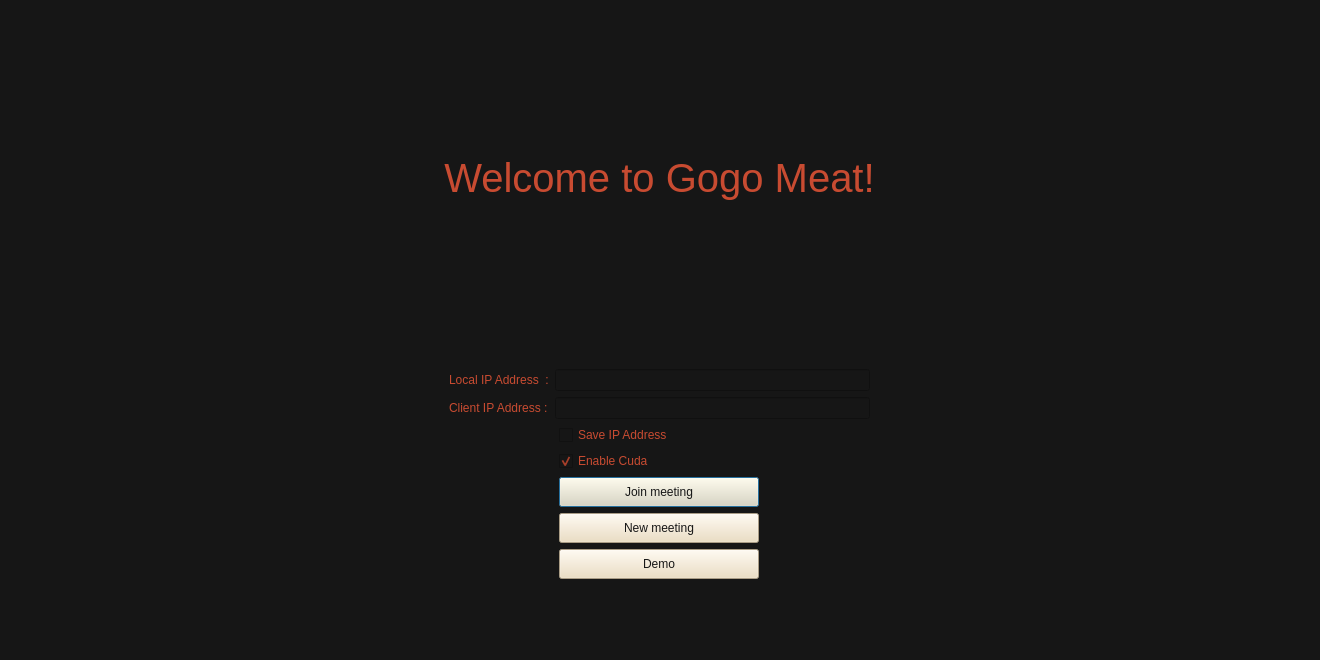
The window that user_interfaces/home.ui (hfzdnnzl/Final-Year-Project) describes before a commit, drawn with Qt 5.
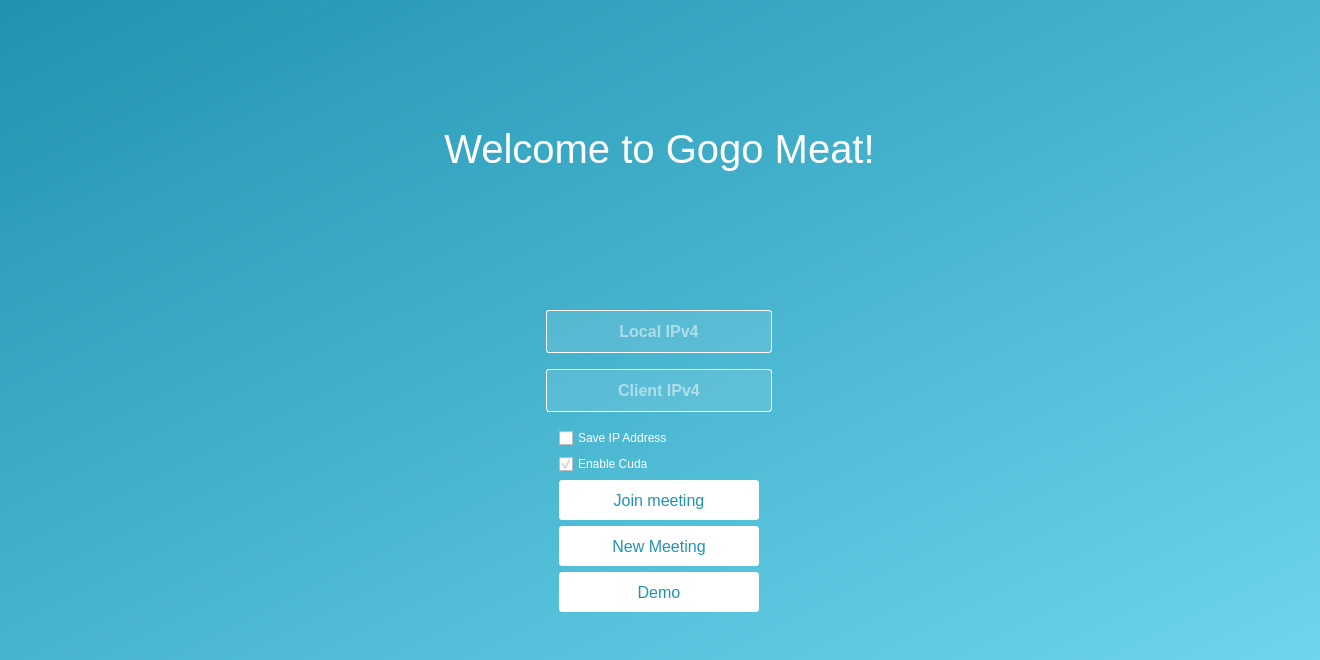
The same window after the commit.

What changed in the file:
```diff
--- a/user_interfaces/home.ui
+++ b/user_interfaces/home.ui
@@ -14,7 +14,38 @@
    <string>GoGo Meat!</string>
   </property>
   <property name="styleSheet">
-   <string notr="true">background-color: rgb(22, 22, 22);</string>
+   <string notr="true">QDialog {
+background-color: QLinearGradient(x1:0, y1:0, x2:1, y2:1, stop: 0 #2193b0, stop: 1 #6dd5ed);
+}
+QPushButton{
+background-color: white;
+color:#2193b0;
+border:0;
+padding: 10px 15px;
+border-radius: 3px;
+/*transition-duration: 0.25s;*/
+}
+QPushButton:hover{
+background-color: #2193b0;
+color:white;
+border: 1px solid white;
+}
+QLineEdit{
+border: 1px solid white;
+background-color: rgba(255,255,255,0.1);
+border-radius: 3px;
+padding: 10px 15px;
+margin: 0 auto 10px auto;
+color:white;
+/*transition-duration: 0.25s;*/
+}
+QLineEdit:hover{
+background-color: rgba(255,255,255,0.4);
+}
+QLineEdit:focus{
+background-color: white;
+color: #2193b0;
+}</string>
   </property>
   <widget class="QWidget" name="centralwidget" native="true">
    <property name="geometry">
@@ -25,13 +56,16 @@
      <height>660</height>
     </rect>
    </property>
+   <property name="styleSheet">
+    <string notr="true"/>
+   </property>
    <widget class="QWidget" name="verticalLayoutWidget">
     <property name="geometry">
      <rect>
       <x>-1</x>
       <y>-7</y>
       <width>1321</width>
-      <height>686</height>
+      <height>719</height>
      </rect>
     </property>
     <layout class="QVBoxLayout" name="verticalLayout">
@@ -60,7 +94,7 @@
         </font>
        </property>
        <property name="styleSheet">
-        <string notr="true">color:rgb(200, 75, 49);</string>
+        <string notr="true">color:white;</string>
        </property>
        <property name="text">
         <string>Welcome to Gogo Meat!</string>
@@ -70,74 +104,69 @@
        </property>
       </widget>
      </item>
-     <item>
-      <layout class="QHBoxLayout" name="horizontalLayout_3">
-       <property name="leftMargin">
-        <number>400</number>
+     <item alignment="Qt::AlignHCenter">
+      <widget class="QLineEdit" name="local_ip_address_lineEdit">
+       <property name="minimumSize">
+        <size>
+         <width>300</width>
+         <height>0</height>
+        </size>
        </property>
-       <property name="rightMargin">
-        <number>400</number>
+       <property name="font">
+        <font>
+         <pointsize>12</pointsize>
+         <weight>75</weight>
+         <bold>true</bold>
+        </font>
        </property>
-       <item>
-        <widget class="QLabel" name="local_ip_address_label">
-         <property name="minimumSize">
-          <size>
-           <width>100</width>
-           <height>0</height>
-          </size>
-         </property>
-         <property name="layoutDirection">
-          <enum>Qt::LeftToRight</enum>
-         </property>
-         <property name="styleSheet">
-          <string notr="true">color:rgb(200, 75, 49);</string>
-         </property>
-         <property name="text">
-          <string>Local IP Address  :</string>
-         </property>
-        </widget>
-       </item>
-       <item>
-        <widget class="QLineEdit" name="local_ip_address_lineEdit">
-         <property name="styleSheet">
-          <string notr="true">color: rgb(236, 219, 186);</string>
-         </property>
-        </widget>
-       </item>
-      </layout>
+       <property name="styleSheet">
+        <string notr="true"/>
+       </property>
+       <property name="inputMask">
+        <string/>
+       </property>
+       <property name="text">
+        <string/>
+       </property>
+       <property name="alignment">
+        <set>Qt::AlignCenter</set>
+       </property>
+       <property name="placeholderText">
+        <string>Local IPv4</string>
+       </property>
+      </widget>
      </item>
-     <item>
-      <layout class="QHBoxLayout" name="horizontalLayout_2">
-       <property name="leftMargin">
-        <number>400</number>
+     <item alignment="Qt::AlignHCenter">
+      <widget class="QLineEdit" name="client_ip_address_lineEdit">
+       <property name="minimumSize">
+        <size>
+         <width>300</width>
+         <height>0</height>
+        </size>
        </property>
-       <property name="rightMargin">
-        <number>400</number>
+       <property name="font">
+        <font>
+         <pointsize>12</pointsize>
+         <weight>75</weight>
+         <bold>true</bold>
+        </font>
        </property>
-       <item>
-        <widget class="QLabel" name="client_ip_address_label">
-         <property name="minimumSize">
-          <size>
-           <width>100</width>
-           <height>0</height>
-          </size>
-         </property>
-         <property name="styleSheet">
-          <string notr="true">color:rgb(200, 75, 49);</string>
-         </property>
-         <property name="text">
-          <string>Client IP Address :</string>
-         </property>
-        </widget>
-       </item>
-       <item>
-        <widget class="QLineEdit" name="client_ip_address_lineEdit">
-         <property name="styleSheet">
-          <string notr="true">color: rgb(236, 219, 186);</string>
-         </property>
-        </widget>
-       </item>
-      </layout>
+       <property name="styleSheet">
+        <string notr="true"/>
+       </property>
+       <property name="inputMask">
+        <string/>
+       </property>
+       <property name="text">
+        <string/>
+       </property>
+       <property name="alignment">
+        <set>Qt::AlignCenter</set>
+       </property>
+       <property name="placeholderText">
+        <string>Client IPv4</string>
+       </property>
+      </widget>
      </item>
      <item alignment="Qt::AlignHCenter">
       <widget class="QCheckBox" name="saveAddressCB">
@@ -154,7 +183,7 @@
         </size>
        </property>
        <property name="styleSheet">
-        <string notr="true">color:rgb(200, 75, 49);</string>
+        <string notr="true">color:white;</string>
        </property>
        <property name="text">
         <string>Save IP Address</string>
@@ -182,7 +211,7 @@
         </size>
        </property>
        <property name="styleSheet">
-        <string notr="true">color:rgb(200, 75, 49);</string>
+        <string notr="true">color:white;</string>
        </property>
        <property name="text">
         <string>Enable Cuda</string>
@@ -197,7 +226,7 @@
        <property name="minimumSize">
         <size>
          <width>200</width>
-         <height>30</height>
+         <height>40</height>
         </size>
        </property>
        <property name="maximumSize">
@@ -206,9 +235,14 @@
          <height>16777215</height>
         </size>
        </property>
+       <property name="font">
+        <font>
+         <pointsize>12</pointsize>
+         <kerning>true</kerning>
+        </font>
+       </property>
        <property name="styleSheet">
-        <string notr="true">background-color: rgb(236, 219, 186);
-color: rgb(22, 22, 22);</string>
+        <string notr="true"/>
        </property>
        <property name="text">
         <string>Join meeting</string>
@@ -220,7 +254,7 @@
        <property name="minimumSize">
         <size>
          <width>200</width>
-         <height>30</height>
+         <height>40</height>
         </size>
        </property>
        <property name="maximumSize">
@@ -229,12 +263,16 @@
          <height>16777215</height>
         </size>
        </property>
+       <property name="font">
+        <font>
+         <pointsize>12</pointsize>
+        </font>
+       </property>
        <property name="styleSheet">
-        <string notr="true">background-color: rgb(236, 219, 186);
-color: rgb(22, 22, 22);</string>
+        <string notr="true"/>
        </property>
        <property name="text">
-        <string>New meeting</string>
+        <string>New Meeting</string>
        </property>
       </widget>
      </item>
@@ -243,7 +281,7 @@
        <property name="minimumSize">
         <size>
          <width>200</width>
-         <height>30</height>
+         <height>40</height>
         </size>
        </property>
        <property name="maximumSize">
@@ -252,12 +290,16 @@
          <height>16777215</height>
         </size>
        </property>
+       <property name="font">
+        <font>
+         <pointsize>12</pointsize>
+        </font>
+       </property>
        <property name="layoutDirection">
         <enum>Qt::LeftToRight</enum>
        </property>
        <property name="styleSheet">
-        <string notr="true">background-color: rgb(236, 219, 186);
-color: rgb(22, 22, 22);</string>
+        <string notr="true"/>
        </property>
        <property name="text">
         <string>Demo</string>
```
